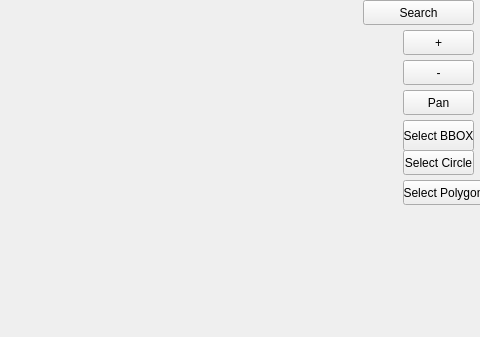
The window that bboxdialog.ui (sparqlunicorn/sparqlunicornGoesGIS) describes before a commit, drawn with Qt 5; both pictures show x 97 to 577 and y 0 to 337 of the 577 by 615 pixel window.
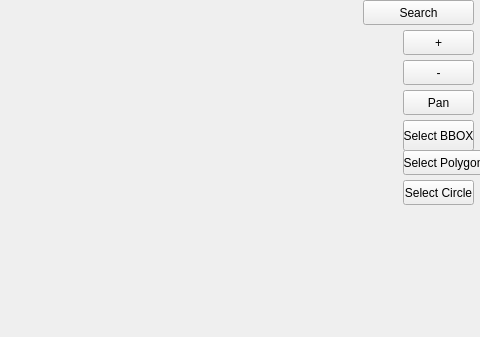
The same window after the commit.

```diff
--- a/bboxdialog.ui
+++ b/bboxdialog.ui
@@ -157,7 +157,7 @@
    <property name="geometry">
     <rect>
      <x>500</x>
-     <y>150</y>
+     <y>180</y>
      <width>71</width>
      <height>25</height>
     </rect>
@@ -170,7 +170,7 @@
    <property name="geometry">
     <rect>
      <x>500</x>
-     <y>180</y>
+     <y>150</y>
      <width>81</width>
      <height>25</height>
     </rect>
```
